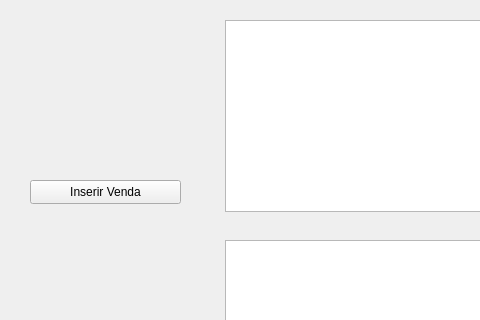
Above: vendas.ui from GabR36/QEstoqueLoja before the change; both pictures show x 0 to 480 and y 0 to 320 of the 653 by 465 pixel window. Below: the same form after it.
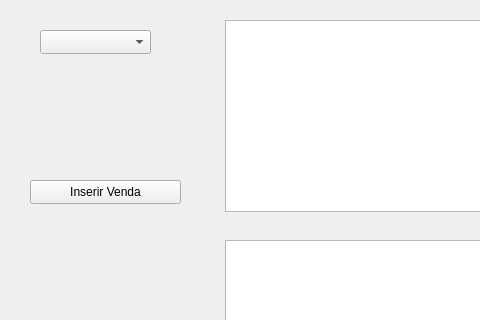
That is the form after the change.

Commit message: Filtro simples mês venda

What changed in the file:
```diff
--- a/vendas.ui
+++ b/vendas.ui
@@ -82,6 +82,16 @@
     <string>Inserir Venda</string>
    </property>
   </widget>
+  <widget class="QComboBox" name="CBox_Mes">
+   <property name="geometry">
+    <rect>
+     <x>40</x>
+     <y>30</y>
+     <width>111</width>
+     <height>24</height>
+    </rect>
+   </property>
+  </widget>
  </widget>
  <resources/>
  <connections/>
```
The commit also changes 2 other files.
